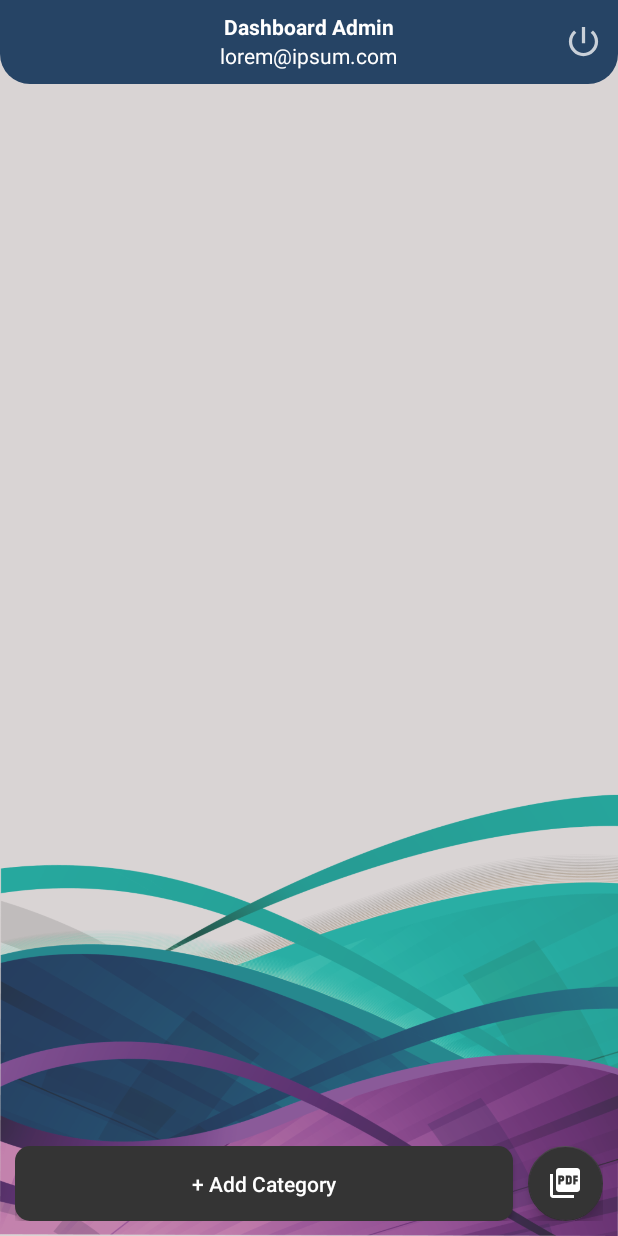
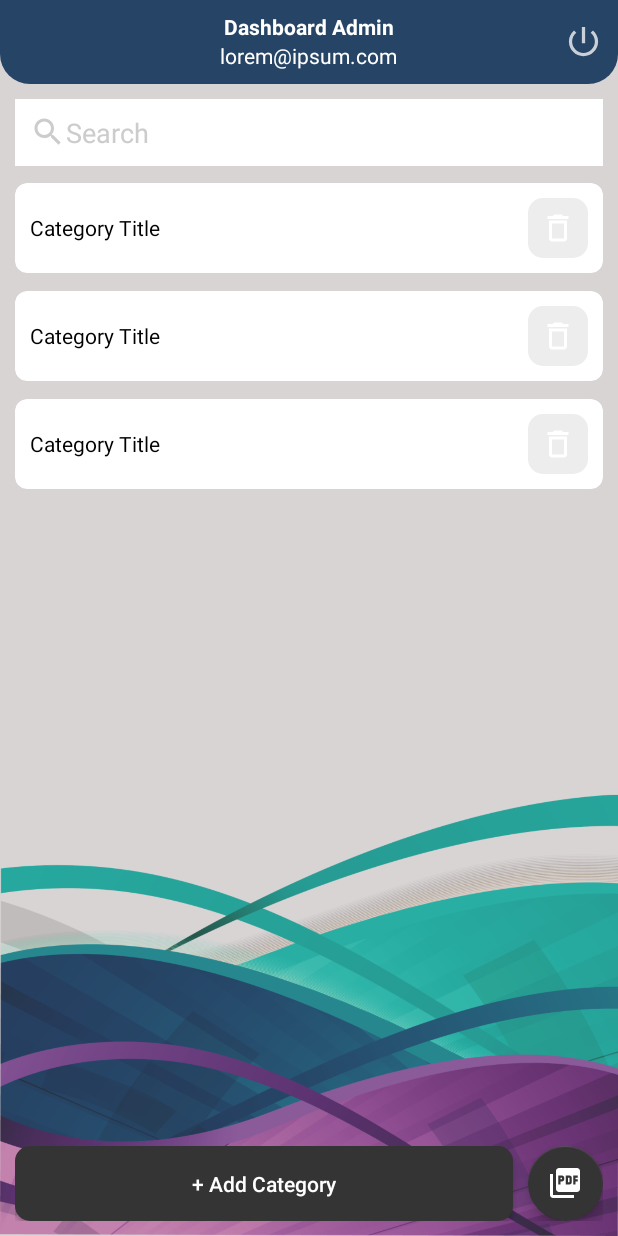
Before and after one commit to emreeldemir/Leafy, an Android app: the layout activity_dashboard_admin.xml on its own in the app's theme, with its tools: preview values and no code run, on a phone screen of 412 x 824 dp. Run offline under Robolectric (Android 15) with nearby library versions, the phone set to English and light mode, and no system bars.

Commit message:
show book category ui implemented

```diff
--- /dev/null
+++ b/app/src/main/res/drawable/button_shape_03.xml
@@ -0,0 +1,8 @@
+<?xml version="1.0" encoding="utf-8"?>
+<shape xmlns:android="http://schemas.android.com/apk/res/android"
+    android:shape="rectangle">
+
+    <solid android:color="@color/gray03"/>
+    <corners android:radius="10dp"/>
+
+</shape>
--- /dev/null
+++ b/app/src/main/res/drawable/ic_delete_white.xml
@@ -0,0 +1,5 @@
+<vector android:height="24dp" android:tint="#FFFFFF"
+    android:viewportHeight="24" android:viewportWidth="24"
+    android:width="24dp" xmlns:android="http://schemas.android.com/apk/res/android">
+    <path android:fillColor="@android:color/white" android:pathData="M6,19c0,1.1 0.9,2 2,2h8c1.1,0 2,-0.9 2,-2L18,7L6,7v12zM8,9h8v10L8,19L8,9zM15.5,4l-1,-1h-5l-1,1L5,4v2h14L19,4z"/>
+</vector>
--- /dev/null
+++ b/app/src/main/res/drawable/ic_search_gray.xml
@@ -0,0 +1,5 @@
+<vector android:height="24dp" android:tint="#CCCCCC"
+    android:viewportHeight="24" android:viewportWidth="24"
+    android:width="24dp" xmlns:android="http://schemas.android.com/apk/res/android">
+    <path android:fillColor="@android:color/white" android:pathData="M15.5,14h-0.79l-0.28,-0.27C15.41,12.59 16,11.11 16,9.5 16,5.91 13.09,3 9.5,3S3,5.91 3,9.5 5.91,16 9.5,16c1.61,0 3.09,-0.59 4.23,-1.57l0.27,0.28v0.79l5,4.99L20.49,19l-4.99,-5zM9.5,14C7.01,14 5,11.99 5,9.5S7.01,5 9.5,5 14,7.01 14,9.5 11.99,14 9.5,14z"/>
+</vector>
--- a/app/src/main/res/layout/activity_dashboard_admin.xml
+++ b/app/src/main/res/layout/activity_dashboard_admin.xml
@@ -48,6 +48,38 @@
     </RelativeLayout>
 
 
+
+    <!-- Search -->
+    <EditText
+        android:id="@+id/searchEditText"
+        android:layout_width="match_parent"
+        android:layout_height="wrap_content"
+        android:layout_below="@id/toolbarRl"
+        android:layout_marginStart="10dp"
+        android:layout_marginTop="10dp"
+        android:layout_marginEnd="10dp"
+        android:background="@color/white"
+        android:drawableStart="@drawable/ic_search_gray"
+        android:hint="@string/search"
+        android:padding="10dp"
+        android:textColorHint="@color/grey" />
+
+
+
+    <!-- Categories -->
+    <androidx.recyclerview.widget.RecyclerView
+        android:id="@+id/categoriesRv"
+        android:layout_width="match_parent"
+        android:layout_height="match_parent"
+        android:layout_below="@id/searchEditText"
+        android:layout_above="@id/bottomLayout"
+        android:layout_margin="5dp"
+        tools:listitem="@layout/row_category"
+        app:layoutManager="androidx.recyclerview.widget.LinearLayoutManager" />
+
+
+
+
     <!-- Bottom Layout -->
     <LinearLayout
         android:id="@+id/bottomLayout"
--- /dev/null
+++ b/app/src/main/res/layout/row_category.xml
@@ -0,0 +1,37 @@
+<?xml version="1.0" encoding="utf-8"?>
+<androidx.cardview.widget.CardView xmlns:android="http://schemas.android.com/apk/res/android"
+    android:layout_width="match_parent"
+    android:layout_height="wrap_content"
+    xmlns:app="http://schemas.android.com/apk/res-auto"
+    app:contentPadding="10dp"
+    app:cardUseCompatPadding="true"
+    app:cardCornerRadius="8dp"
+    app:cardElevation="0dp"
+    app:cardBackgroundColor="@color/white">
+
+    <LinearLayout
+        android:layout_width="match_parent"
+        android:layout_height="wrap_content"
+        android:layout_gravity="center_vertical"
+        android:orientation="horizontal">
+
+        <TextView
+            android:id="@+id/categoryTextView"
+            android:layout_width="0dp"
+            android:layout_gravity="center_vertical"
+            android:layout_height="wrap_content"
+            android:text="@string/category_title"
+            android:layout_weight="1"
+            android:textColor="@color/black" />
+
+        <ImageButton
+            android:id="@+id/deleteButton"
+            android:layout_width="40dp"
+            android:layout_height="40dp"
+            android:background="@drawable/button_shape_03"
+            android:src="@drawable/ic_delete_white" />
+
+
+    </LinearLayout>
+
+</androidx.cardview.widget.CardView>
--- a/app/src/main/res/values/colors.xml
+++ b/app/src/main/res/values/colors.xml
@@ -14,4 +14,6 @@
     <color name="toolbarColor">#264465</color>
     <color name="add_category_color">#343434</color>
     <color name="submit_color">#C55C6B</color>
+    <color name="gray03">#EDEDED</color>
+
 </resources>
--- a/app/src/main/res/values/strings.xml
+++ b/app/src/main/res/values/strings.xml
@@ -20,4 +20,5 @@
     <string name="submit">SUBMIT</string>
     <string name="add_a_new_category">Add a New Category</string>
     <string name="category_title">Category Title</string>
+    <string name="search">Search</string>
 </resources>
```
